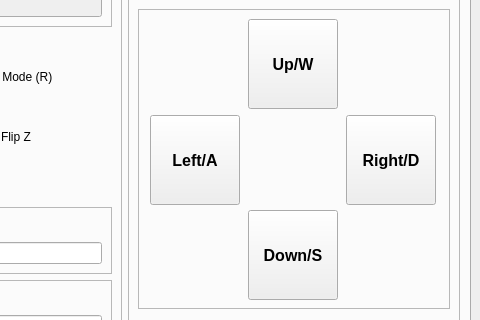
This is mainwindow.ui in KLDistance/NanoCVD as Qt 5 draws it before an edit; both pictures show x 320 to 800 and y 94 to 414 of the 800 by 600 pixel window. The edited form follows.
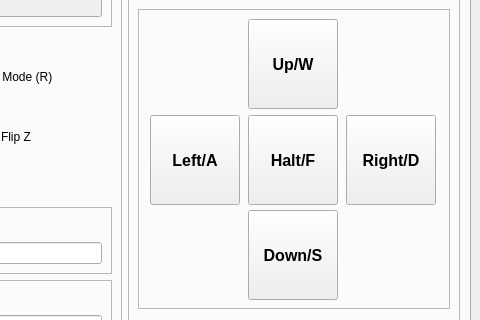
This is the edited form. The open tabs and pages were chosen to show the change.

The edit to the form file:
```diff
--- a/mainwindow.ui
+++ b/mainwindow.ui
@@ -836,6 +836,38 @@
                   </property>
                  </widget>
                 </item>
+                <item row="1" column="1">
+                 <widget class="QPushButton" name="btn_halt">
+                  <property name="sizePolicy">
+                   <sizepolicy hsizetype="Fixed" vsizetype="Fixed">
+                    <horstretch>0</horstretch>
+                    <verstretch>0</verstretch>
+                   </sizepolicy>
+                  </property>
+                  <property name="minimumSize">
+                   <size>
+                    <width>90</width>
+                    <height>90</height>
+                   </size>
+                  </property>
+                  <property name="maximumSize">
+                   <size>
+                    <width>90</width>
+                    <height>90</height>
+                   </size>
+                  </property>
+                  <property name="font">
+                   <font>
+                    <pointsize>12</pointsize>
+                    <weight>75</weight>
+                    <bold>true</bold>
+                   </font>
+                  </property>
+                  <property name="text">
+                   <string>Halt/F</string>
+                  </property>
+                 </widget>
+                </item>
                </layout>
               </widget>
              </item>
```
Left out of the diff: 2 changed lines with no effect on the pictures.
